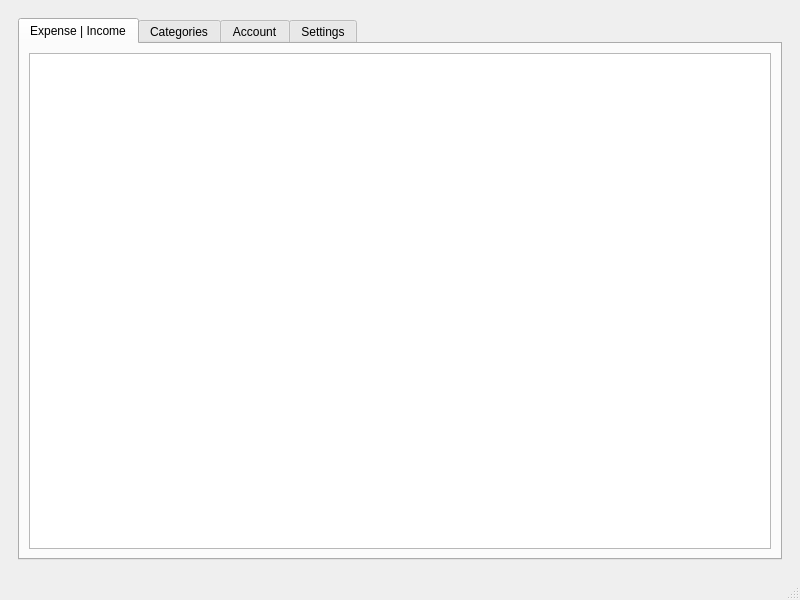
First picture: the form in mainwindow.ui, repository Mortle/expensense, before the edit.
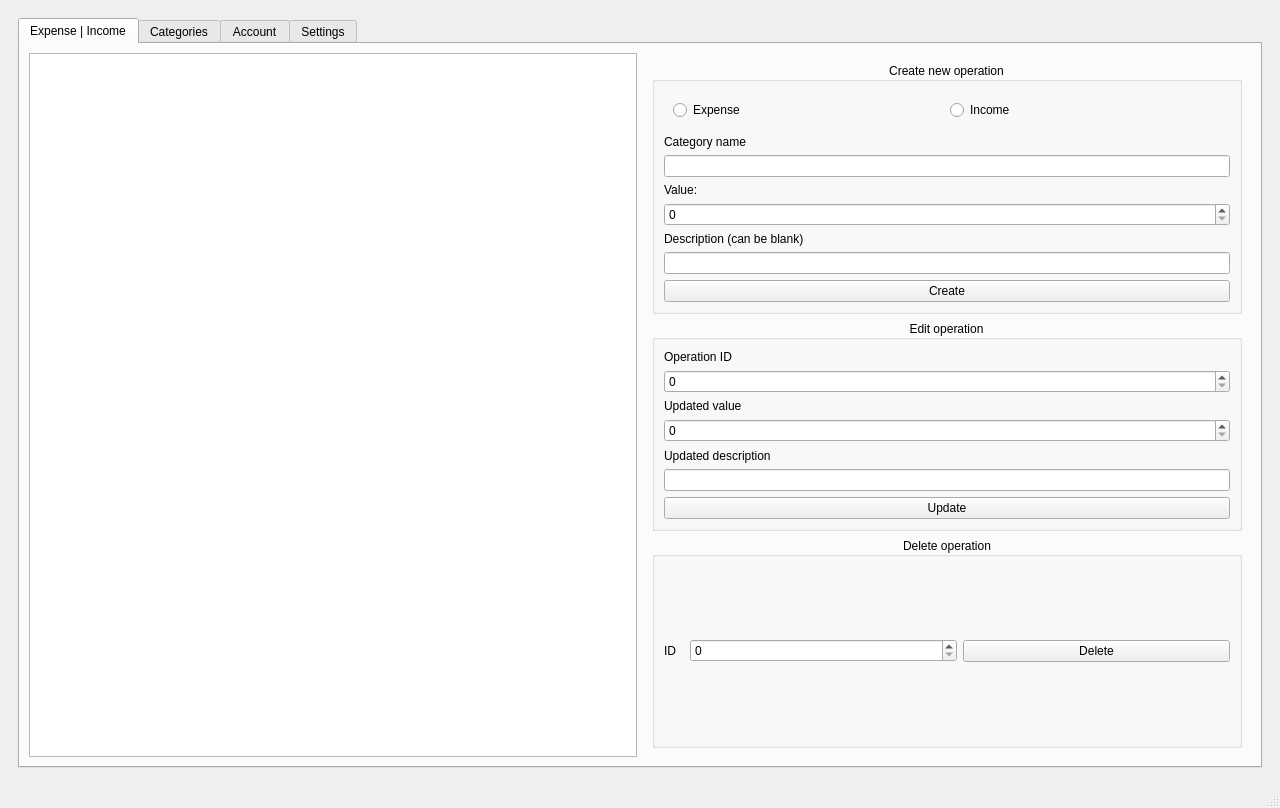
Second picture: the form after the edit. The open tabs and pages were chosen to show the change.

Commit message: Operations widget logic & UI

What changed in the file:
```diff
--- a/mainwindow.ui
+++ b/mainwindow.ui
@@ -6,8 +6,8 @@
    <rect>
     <x>0</x>
     <y>0</y>
-    <width>800</width>
-    <height>600</height>
+    <width>1280</width>
+    <height>808</height>
    </rect>
   </property>
   <property name="windowTitle">
@@ -26,7 +26,7 @@
          <widget class="QTabWidget" name="tabWidget">
           <property name="maximumSize">
            <size>
-            <width>782</width>
+            <width>16777215</width>
             <height>16777215</height>
            </size>
           </property>
@@ -62,6 +62,190 @@
             <item>
              <widget class="QTableView" name="operationsTableView"/>
             </item>
+            <item>
+             <widget class="QWidget" name="widget" native="true">
+              <property name="maximumSize">
+               <size>
+                <width>700</width>
+                <height>16777215</height>
+               </size>
+              </property>
+              <layout class="QVBoxLayout" name="verticalLayout_3">
+               <item>
+                <widget class="QGroupBox" name="groupBox">
+                 <property name="title">
+                  <string>Create new operation</string>
+                 </property>
+                 <property name="alignment">
+                  <set>Qt::AlignCenter</set>
+                 </property>
+                 <layout class="QVBoxLayout" name="verticalLayout_4">
+                  <item>
+                   <widget class="QWidget" name="widget_2" native="true">
+                    <layout class="QHBoxLayout" name="horizontalLayout_4">
+                     <item>
+                      <widget class="QRadioButton" name="expenseOperationRadioButton">
+                       <property name="text">
+                        <string>Expense</string>
+                       </property>
+                      </widget>
+                     </item>
+                     <item>
+                      <widget class="QRadioButton" name="incomeOperationRadioButton">
+                       <property name="text">
+                        <string>Income</string>
+                       </property>
+                      </widget>
+                     </item>
+                    </layout>
+                   </widget>
+                  </item>
+                  <item>
+                   <widget class="QLabel" name="label_11">
+                    <property name="text">
+                     <string>Category name</string>
+                    </property>
+                   </widget>
+                  </item>
+                  <item>
+                   <widget class="QLineEdit" name="newOperationCategory"/>
+                  </item>
+                  <item>
+                   <widget class="QLabel" name="label_7">
+                    <property name="text">
+                     <string>Value:</string>
+                    </property>
+                   </widget>
+                  </item>
+                  <item>
+                   <widget class="QSpinBox" name="newOperationValue">
+                    <property name="prefix">
+                     <string/>
+                    </property>
+                    <property name="maximum">
+                     <number>1000000000</number>
+                    </property>
+                   </widget>
+                  </item>
+                  <item>
+                   <widget class="QLabel" name="label_8">
+                    <property name="text">
+                     <string>Description (can be blank)</string>
+                    </property>
+                   </widget>
+                  </item>
+                  <item>
+                   <widget class="QLineEdit" name="newOperationDesc"/>
+                  </item>
+                  <item>
+                   <widget class="QPushButton" name="createOperationPushButton">
+                    <property name="text">
+                     <string>Create</string>
+                    </property>
+                   </widget>
+                  </item>
+                 </layout>
+                </widget>
+               </item>
+               <item>
+                <widget class="QGroupBox" name="groupBox_3">
+                 <property name="title">
+                  <string>Edit operation</string>
+                 </property>
+                 <property name="alignment">
+                  <set>Qt::AlignCenter</set>
+                 </property>
+                 <layout class="QVBoxLayout" name="verticalLayout_5">
+                  <item>
+                   <widget class="QLabel" name="label_12">
+                    <property name="text">
+                     <string>Operation ID</string>
+                    </property>
+                   </widget>
+                  </item>
+                  <item>
+                   <widget class="QSpinBox" name="updOperationID">
+                    <property name="maximum">
+                     <number>1000000000</number>
+                    </property>
+                   </widget>
+                  </item>
+                  <item>
+                   <widget class="QLabel" name="label_9">
+                    <property name="text">
+                     <string>Updated value</string>
+                    </property>
+                   </widget>
+                  </item>
+                  <item>
+                   <widget class="QSpinBox" name="updOperationValue">
+                    <property name="maximum">
+                     <number>1000000000</number>
+                    </property>
+                   </widget>
+                  </item>
+                  <item>
+                   <widget class="QLabel" name="label_10">
+                    <property name="text">
+                     <string>Updated description</string>
+                    </property>
+                   </widget>
+                  </item>
+                  <item>
+                   <widget class="QLineEdit" name="updOperationDesc"/>
+                  </item>
+                  <item>
+                   <widget class="QPushButton" name="updateOperationPushButton">
+                    <property name="text">
+                     <string>Update</string>
+                    </property>
+                   </widget>
+                  </item>
+                 </layout>
+                </widget>
+               </item>
+               <item>
+                <widget class="QGroupBox" name="groupBox_2">
+                 <property name="title">
+                  <string>Delete operation</string>
+                 </property>
+                 <property name="alignment">
+                  <set>Qt::AlignCenter</set>
+                 </property>
+                 <layout class="QHBoxLayout" name="horizontalLayout_2">
+                  <item>
+                   <widget class="QLabel" name="label_6">
+                    <property name="maximumSize">
+                     <size>
+                      <width>20</width>
+                      <height>16777215</height>
+                     </size>
+                    </property>
+                    <property name="text">
+                     <string>ID</string>
+                    </property>
+                   </widget>
+                  </item>
+                  <item>
+                   <widget class="QSpinBox" name="deleteOperationID">
+                    <property name="maximum">
+                     <number>1000000000</number>
+                    </property>
+                   </widget>
+                  </item>
+                  <item>
+                   <widget class="QPushButton" name="deleteOperationPushButton">
+                    <property name="text">
+                     <string>Delete</string>
+                    </property>
+                   </widget>
+                  </item>
+                 </layout>
+                </widget>
+               </item>
+              </layout>
+             </widget>
+            </item>
            </layout>
           </widget>
           <widget class="QWidget" name="tab_2">
```
Left out of the diff: 4 changed lines with no effect on the pictures. The commit also changes 4 other files.
